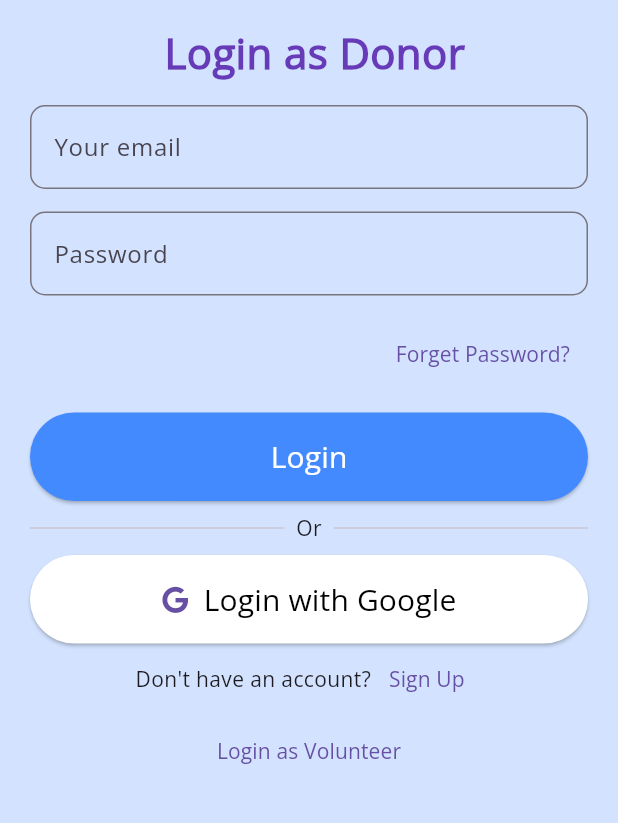
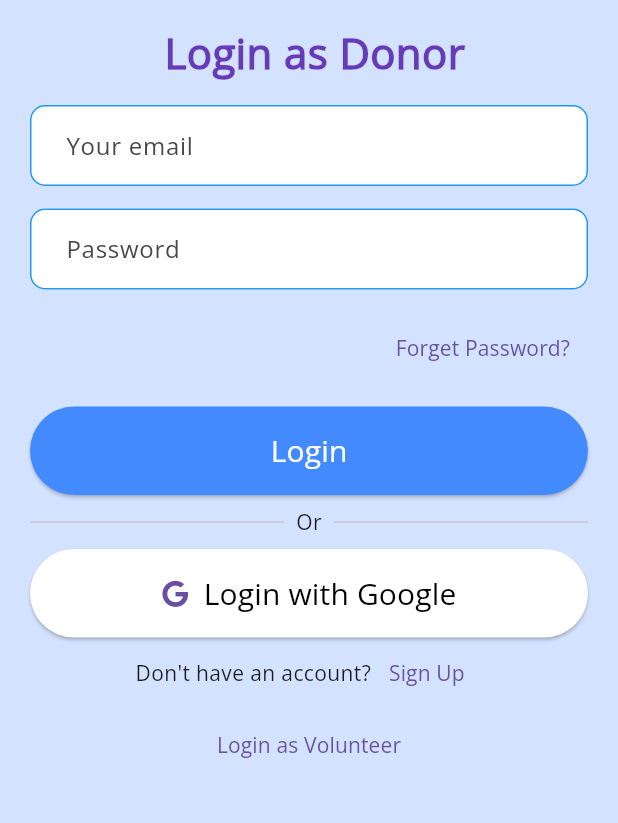
Before and after one commit to arunaguragain/aashwaas, a Flutter app: the DonorLoginScreen screen opened directly, on a phone screen of 412 x 824 dp, the part 339-1162 px from its top. Run offline on Flutter 3.47's test engine with Material 3 defaults, Android fonts, the phone set to English and light mode, and no system bars; our stand-ins replace font_awesome_flutter.

Commit message:
Applied Input Decoration Theme

```diff
--- a/lib/widgets/my_textformfield.dart
+++ b/lib/widgets/my_textformfield.dart
@@ -18,11 +18,7 @@ class MyTextformfield extends StatelessWidget {
   Widget build(BuildContext context) {
     return TextFormField(
       controller: controller,
-      decoration: InputDecoration(
-        border: OutlineInputBorder(borderRadius: BorderRadius.circular(10)),
-        labelText: labelText,
-        hintText: hintText,
-      ),
+      decoration: InputDecoration(labelText: labelText, hintText: hintText),
 
       validator: (value) {
         if (value == null || value.isEmpty) {
```
Also changed, not shown: lib/theme/theme_data.dart (+19 -0 lines).
